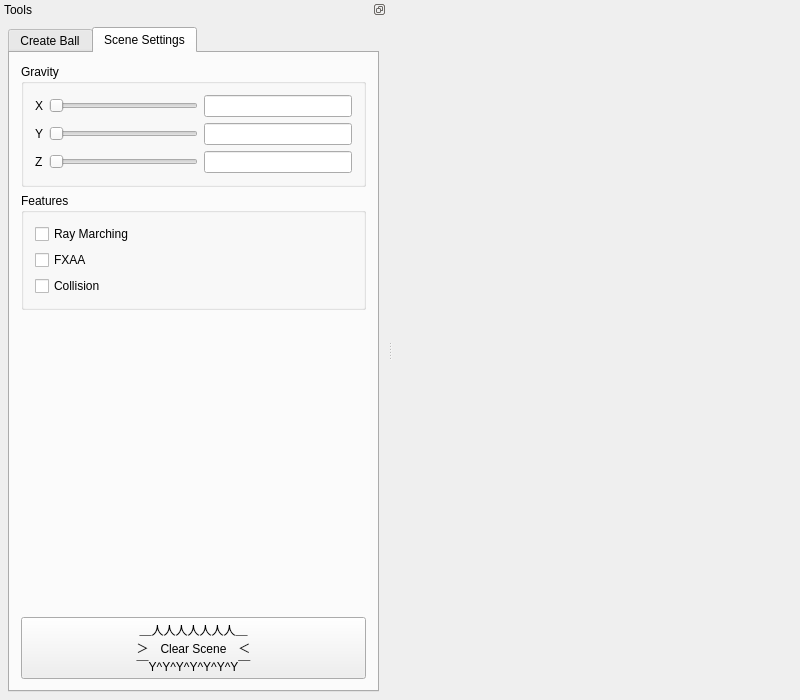
The window that ui/mainwindow.ui (tengcm2015/CS123-final) describes before a commit, drawn with Qt 5.
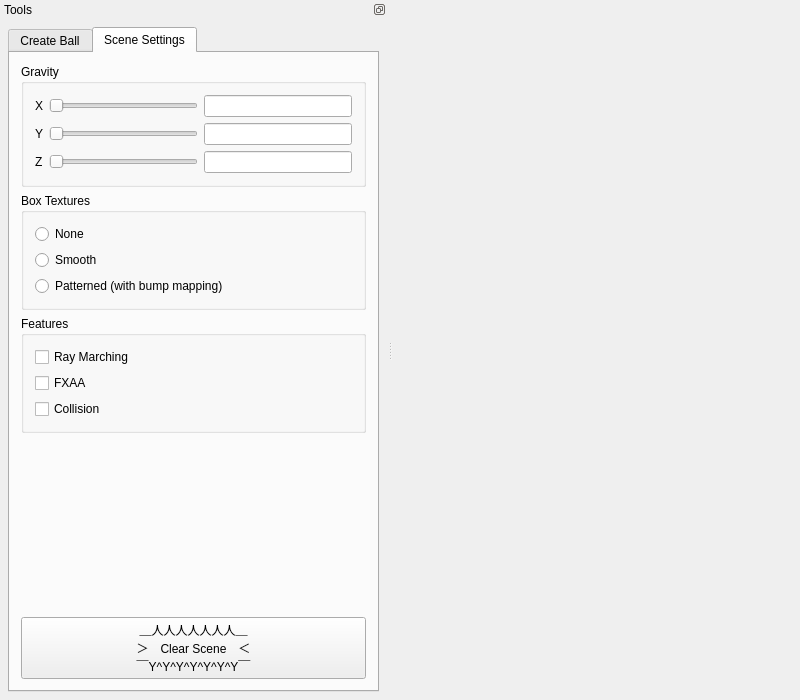
The same window after the commit. The open tabs and pages were chosen to show the change. Custom widgets are drawn as their Qt base class.

Commit message: Implemented Textures

The edit to the form file:
```diff
--- a/ui/mainwindow.ui
+++ b/ui/mainwindow.ui
@@ -132,7 +132,7 @@
                <attribute name="label">
                 <string>GL</string>
                </attribute>
-               <layout class="QVBoxLayout" name="verticalLayout_4">
+               <layout class="QVBoxLayout" name="verticalLayout_6">
                 <item>
                  <widget class="QGroupBox" name="colorBox">
                   <property name="sizePolicy">
@@ -779,7 +779,7 @@
         <attribute name="title">
          <string>Scene Settings</string>
         </attribute>
-        <layout class="QVBoxLayout" name="verticalLayout_6">
+        <layout class="QVBoxLayout" name="verticalLayout_10">
          <item>
           <widget class="QGroupBox" name="gravityBox">
            <property name="sizePolicy">
@@ -864,6 +864,36 @@
            </layout>
           </widget>
          </item>
+         <item>
+          <widget class="QGroupBox" name="boxTexturesBox">
+           <property name="title">
+            <string>Box Textures</string>
+           </property>
+           <layout class="QVBoxLayout" name="verticalLayout_4">
+            <item>
+             <widget class="QRadioButton" name="radioBoxTextureNone">
+              <property name="text">
+               <string>None</string>
+              </property>
+             </widget>
+            </item>
+            <item>
+             <widget class="QRadioButton" name="radioBoxTextureSmooth">
+              <property name="text">
+               <string>Smooth</string>
+              </property>
+             </widget>
+            </item>
+            <item>
+             <widget class="QRadioButton" name="radioBoxTexturePatterned">
+              <property name="text">
+               <string>Patterned (with bump mapping)</string>
+              </property>
+             </widget>
+            </item>
+           </layout>
+          </widget>
+         </item>
          <item>
           <widget class="QGroupBox" name="featuresBox">
            <property name="title">
```
Left out of the diff: 14 changed lines with no effect on the pictures. The commit also changes 15 other files.
